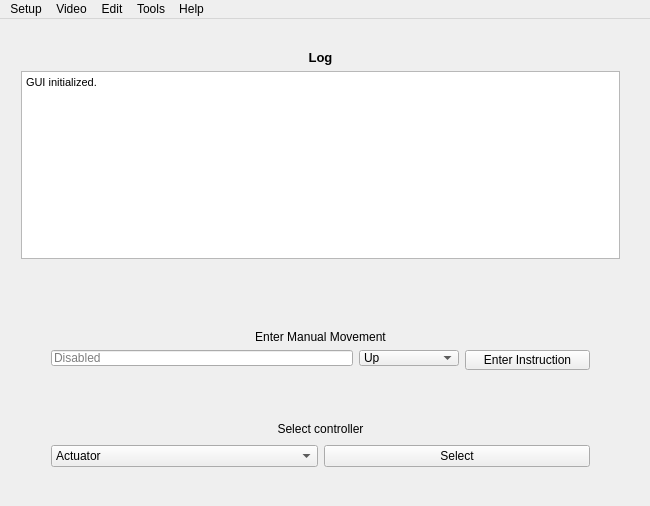
The window that code/gui/mainwindow.ui (uwnrg/minotaur-cpp) describes before a commit, drawn with Qt 5.
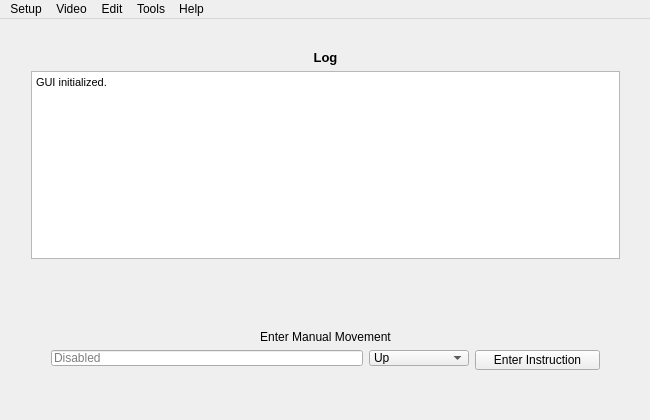
The same window after the commit.

```diff
--- a/code/gui/mainwindow.ui
+++ b/code/gui/mainwindow.ui
@@ -7,9 +7,21 @@
     <x>0</x>
     <y>0</y>
     <width>650</width>
-    <height>506</height>
+    <height>420</height>
    </rect>
   </property>
+  <property name="minimumSize">
+   <size>
+    <width>650</width>
+    <height>420</height>
+   </size>
+  </property>
+  <property name="maximumSize">
+   <size>
+    <width>650</width>
+    <height>420</height>
+   </size>
+  </property>
   <property name="windowTitle">
    <string>Minotaur</string>
   </property>
@@ -19,7 +31,7 @@
      <rect>
       <x>40</x>
       <y>300</y>
-      <width>561</width>
+      <width>571</width>
       <height>58</height>
      </rect>
     </property>
@@ -99,9 +111,9 @@
    <widget class="QWidget" name="layoutWidget">
     <property name="geometry">
      <rect>
-      <x>10</x>
+      <x>20</x>
       <y>20</y>
-      <width>621</width>
+      <width>611</width>
       <height>231</height>
      </rect>
     </property>
@@ -141,56 +153,6 @@
      </item>
     </layout>
    </widget>
-   <widget class="QWidget" name="layoutWidget_2">
-    <property name="geometry">
-     <rect>
-      <x>40</x>
-      <y>390</y>
-      <width>561</width>
-      <height>69</height>
-     </rect>
-    </property>
-    <layout class="QVBoxLayout" name="controller_interface">
-     <item>
-      <widget class="QLabel" name="controller_label">
-       <property name="text">
-        <string>&lt;html&gt;&lt;head/&gt;&lt;body&gt;&lt;p align=&quot;center&quot;&gt;Select controller&lt;/p&gt;&lt;/body&gt;&lt;/html&gt;</string>
-       </property>
-      </widget>
-     </item>
-     <item>
-      <layout class="QHBoxLayout" name="controller_layout">
-       <item>
-        <widget class="QComboBox" name="controller_type">
-         <item>
-          <property name="text">
-           <string>Actuator</string>
-          </property>
-         </item>
-         <item>
-          <property name="text">
-           <string>Simulator</string>
-          </property>
-         </item>
-        </widget>
-       </item>
-       <item>
-        <widget class="QPushButton" name="controller_button">
-         <property name="minimumSize">
-          <size>
-           <width>125</width>
-           <height>20</height>
-          </size>
-         </property>
-         <property name="text">
-          <string>Select</string>
-         </property>
-        </widget>
-       </item>
-      </layout>
-     </item>
-    </layout>
-   </widget>
   </widget>
   <widget class="QMenuBar" name="main_menu_bar">
    <property name="enabled">
```
Left out of the diff: 22 changed lines with no effect on the pictures.
